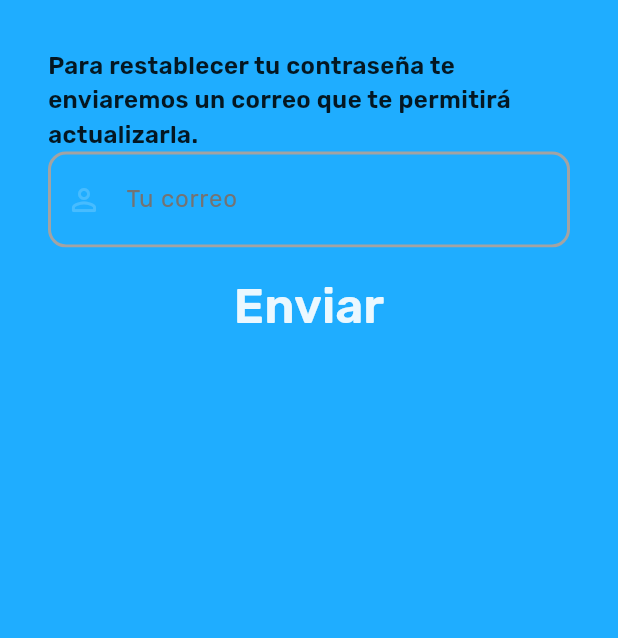
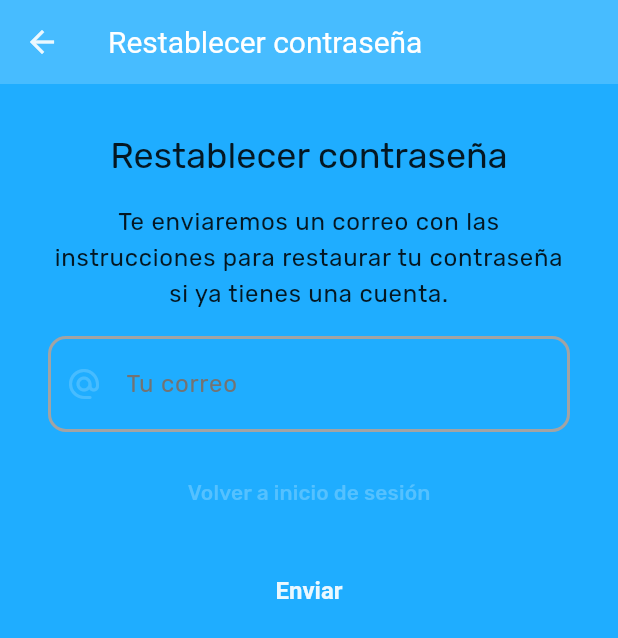
Before and after one commit to vallexplora/vallexplora-app, a Flutter app: the ForgotPasswordScreen screen opened directly, on a phone screen of 412 x 824 dp. Shown: the top 638 px of the screen. Run offline on Flutter 3.47's test engine with Material 2 defaults, Android fonts, the phone set to English and light mode, and no system bars; our stand-ins replace cloud_firestore, firebase_auth, firebase_core, fluttertoast, google_fonts, google_sign_in and 1 more; accounts and stored records are empty.

Commit message:
style: updated forgot password form styling

```diff
--- a/lib/src/constants/text_strings.dart
+++ b/lib/src/constants/text_strings.dart
@@ -55,8 +55,10 @@ class StringResources {
 
   /* Password forgotten screen */
   static const String forgottenPasswordSubmitRestore = "Enviar";
+  static const String forgottenPasswordTitle = "Restablecer contraseña";
   static const String forgottenPasswordSteps =
-      "Para restablecer tu contraseña te enviaremos un correo que te permitirá actualizarla.";
+      "Te enviaremos un correo con las instrucciones para restaurar tu contraseña si ya tienes una cuenta.";
+  static const String forgottenPasswordLogin = "Volver a inicio de sesión";
 
   /* Profile */
   static const String profileTitle = "Mi perfil";
@@ -69,32 +71,4 @@ class StringResources {
   /* Home Screen */
   static const String eventsTabTitle = "Eventos";
   static const String discountsTabTitle = "Promociones";
-
-  // Events Tab
-  static const String newEventTitle = "Nuevo evento";
-  static const String newEventName = "¿Cómo se llama el evento?";
-  static const String newEventDescription = "¿En qué consistirá?";
-  static const String newEventEntryFee = "¿Cuál es el precio de la entrada?";
-  static const String newEventStartDate = "¿Cuándo empieza?";
-  static const String newEventPlace = "¿En qué municipio?";
-  static const String newEventSubmit = "Crear nuevo evento";
-  // Sales Tab
-  static const String newSaleTitle = "Nuevo descuento";
-  static const String newSaleName = "¿Cómo se llama el descuento?";
-  static const String newSaleDescription = "¿En qué consistirá?";
-  static const String newSaleCompanyID = "¿Cuál es el NIT de la compañía?";
-  static const String newSaleExpirationDate = "¿Cuándo expira?";
-  static const String newSaleStackable = "¿Es acumulable?";
-  static const String newSalePlace = "¿En qué municipio?";
-  static const String newSaleSubmit = "Crear nueva promoción";
-
-  /* Challenges Screen */
-  static const String newChallengeTitle = "Nuevo desafío";
-  static const String newChallengeName = "¿Cómo se llama el desafío?";
-  static const String newChallengeDescription = "¿En qué consistirá?";
-  static const String newChallengePoints = "¿Cuántos puntos vale?";
-  static const String newChallengeFrom = "¿Cuándo empieza?";
-  static const String newChallengeTo = "¿Cuándo vence?";
-  static const String newChallengePlace = "¿En qué municipio?";
-  static const String newChallengeSubmit = "Crear nuevo desafío";
 }
--- a/lib/src/ui/login/forgot_password_screen.dart
+++ b/lib/src/ui/login/forgot_password_screen.dart
@@ -23,17 +23,36 @@ class _ForgotPasswordScreen extends State<ForgotPasswordScreen> {
             statusBarColor: Colors.transparent,
             statusBarBrightness: Brightness.light),
         child: Scaffold(
+            appBar: AppBar(
+              title: const Text(StringResources.forgottenPasswordTitle),
+              leading: BackButton(
+                onPressed: () {
+                  Navigator.pop(context);
+                },
+              ),
+            ),
             body: Container(
               padding: const EdgeInsets.all(SizeResources.defaultSize),
               child: Column(
                 crossAxisAlignment: CrossAxisAlignment.stretch,
                 mainAxisAlignment: MainAxisAlignment.start,
                 children: [
-              const Text(StringResources.forgottenPasswordSteps,
-                  style: TextStyle(
-                    fontWeight: FontWeight.w600,
-                    fontSize: SizeResources.buttonTextSize,
-                  )),
+                  Text(
+                    StringResources.forgottenPasswordTitle,
+                    style: Theme.of(context).textTheme.headlineSmall,
+                    textAlign: TextAlign.center,
+                  ),
+                  const SizedBox(
+                    height: SizeResources.buttonHeight,
+                  ),
+                  Text(
+                    StringResources.forgottenPasswordSteps,
+                    style: Theme.of(context).textTheme.bodyLarge,
+                    textAlign: TextAlign.center,
+                  ),
+                  const SizedBox(
+                    height: SizeResources.buttonHeight,
+                  ),
                   TextFormField(
                     autofillHints: const [
                       AutofillHints.email,
@@ -44,12 +63,31 @@ class _ForgotPasswordScreen extends State<ForgotPasswordScreen> {
                     ),
                     decoration: const InputDecoration(
                       label: Text(StringResources.loginFormEmail),
-                  prefixIcon: Icon(Icons.person_outline_rounded),
+                      prefixIcon: Icon(Icons.alternate_email_rounded),
                     ),
                     onChanged: (value) => {_bloc.changeEmail(value)},
                   ),
+                  const SizedBox(
+                    height: SizeResources.buttonHeight,
+                  ),
+                  TextButton(
+                    onPressed: () {
+                      Navigator.push(
+                        context,
+                        MaterialPageRoute(
+                            builder: (context) => const ForgotPasswordScreen()),
+                      );
+                    },
+                    child: const Text(
+                      StringResources.forgottenPasswordLogin,
+                    ),
+                  ),
+                  const SizedBox(
+                    height: SizeResources.buttonHeight,
+                  ),
                   ElevatedButton(
-                onPressed: () => _bloc.resetPassword().then((logValue) async {
+                    onPressed: () =>
+                        _bloc.resetPassword().then((logValue) async {
                       await Fluttertoast.showToast(
                           msg: logValue,
                           toastLength: Toast.LENGTH_LONG,
@@ -60,10 +98,6 @@ class _ForgotPasswordScreen extends State<ForgotPasswordScreen> {
                     }),
                     child: const Text(
                       StringResources.forgottenPasswordSubmitRestore,
-                  style: TextStyle(
-                    fontWeight: FontWeight.w600,
-                    fontSize: SizeResources.textH1,
-                  ),
                     ),
                   )
                 ],
--- a/lib/src/ui/login/login_form_widget.dart
+++ b/lib/src/ui/login/login_form_widget.dart
@@ -136,10 +136,6 @@ class _LoginFormState extends State<LoginFormWidget> {
               },
               child: const Text(
                 StringResources.loginFormSubmit,
-                style: TextStyle(
-                  fontWeight: FontWeight.w600,
-                  fontSize: SizeResources.buttonTextSize,
-                ),
               ),
             ),
             Column(
--- a/lib/src/utils/theme/widget_themes/elevated_button.dart
+++ b/lib/src/utils/theme/widget_themes/elevated_button.dart
@@ -14,6 +14,10 @@ class VElevatedButtonTheme {
       foregroundColor: ColorResources.mayaBlue[50],
       padding: const EdgeInsets.all(SizeResources.buttonHeight),
       elevation: 0,
+      textStyle: const TextStyle(
+        fontWeight: FontWeight.w600,
+        fontSize: SizeResources.buttonTextSize,
+      ),
     ),
   );
 }
```
Lines whose indentation alone changed are shown as unchanged.
